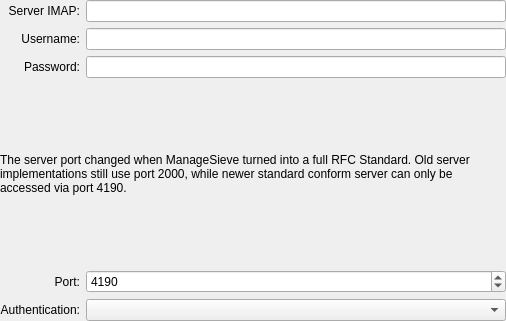
This is sieveeditor/src/ui/serversievesettings.ui in KDE/kdepim as Qt 5 draws it before an edit. The edited form follows.
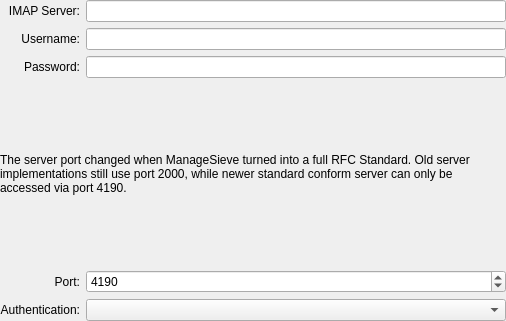
This is the edited form.

Commit message:
Fix i18n => IMAP Server:
Bug reported by David

What changed in the file:
```diff
--- a/sieveeditor/src/ui/serversievesettings.ui
+++ b/sieveeditor/src/ui/serversievesettings.ui
@@ -26,7 +26,7 @@
    <item row="0" column="0">
     <widget class="QLabel" name="label">
      <property name="text">
-      <string>Server IMAP:</string>
+      <string>IMAP Server:</string>
      </property>
      <property name="alignment">
       <set>Qt::AlignRight|Qt::AlignTrailing|Qt::AlignVCenter</set>
```
